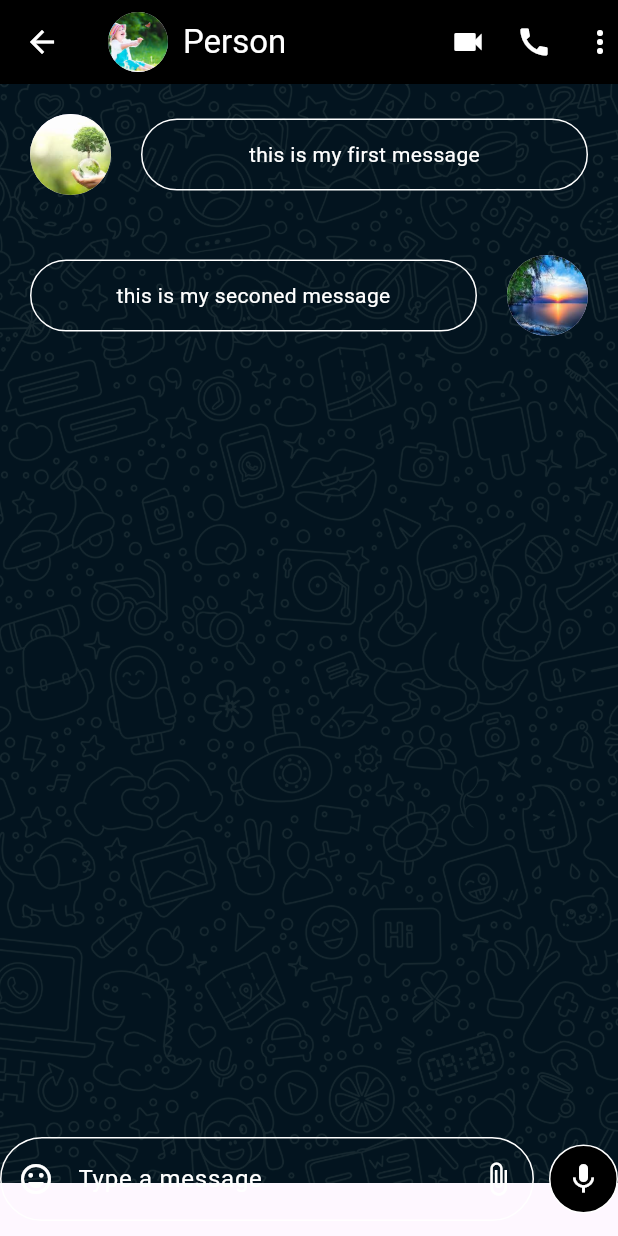
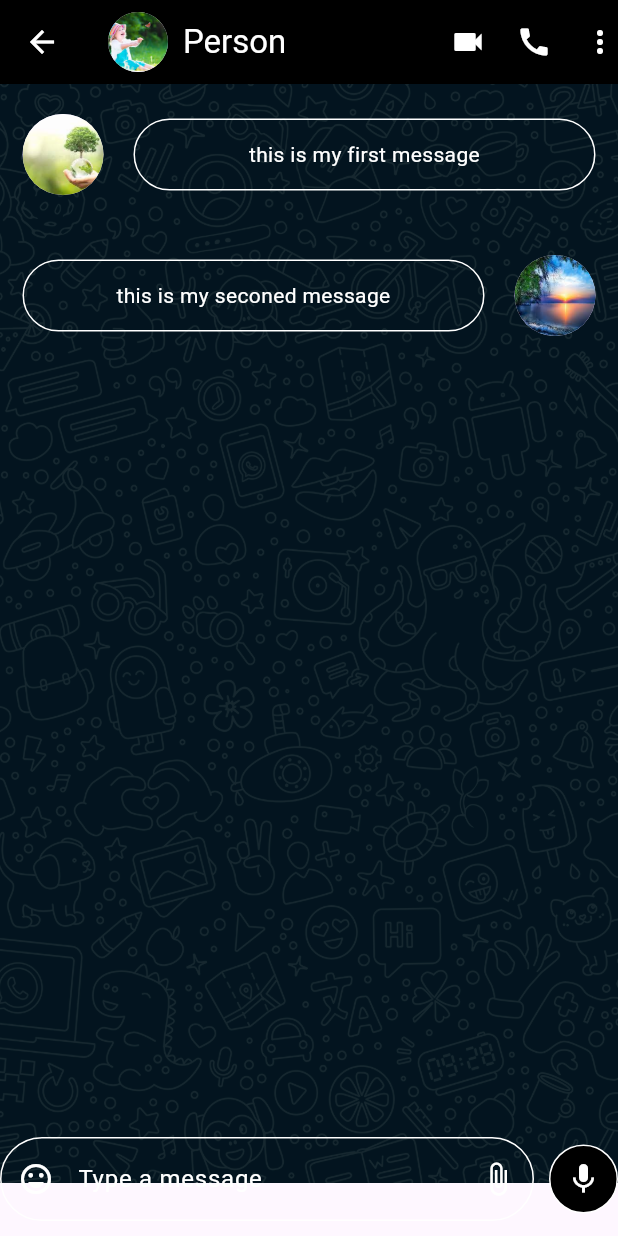
Before and after one commit to SamyMohammad/whatsapps, a Flutter app: the screen it shows after launch, on a phone screen of 412 x 824 dp. Run offline on Flutter 3.47's test engine with Material 3 defaults, Android fonts, the phone set to English and light mode, and no system bars.

Commit message:
- space in mesaage widget

```diff
--- a/lib/message_widget.dart
+++ b/lib/message_widget.dart
@@ -13,7 +13,7 @@ class MessageWidget extends StatelessWidget {
   @override
   Widget build(BuildContext context) {
     return Padding(
-      padding: const EdgeInsets.symmetric(horizontal: 20, vertical: 20),
+      padding: const EdgeInsets.symmetric(horizontal: 15, vertical: 20),
       child: Row(
         textDirection: textDirection,
         children: [
```
